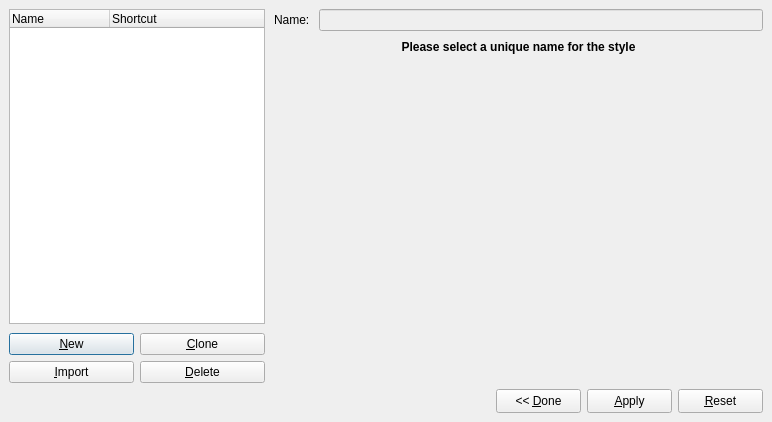
The window that scribus/ui/stylemanager.ui (scribusproject/scribus) describes before a commit, drawn with Qt 5.
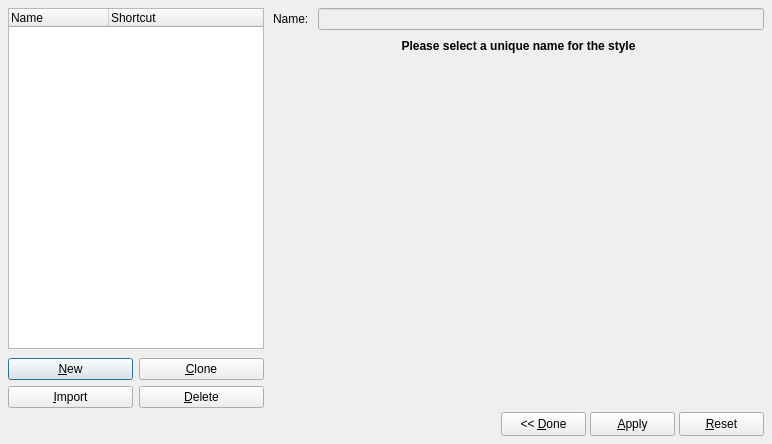
The same window after the commit. Custom widgets are drawn as their Qt base class.

Patch:
```diff
--- a/scribus/ui/stylemanager.ui
+++ b/scribus/ui/stylemanager.ui
@@ -10,30 +10,27 @@
     <x>0</x>
     <y>0</y>
     <width>772</width>
-    <height>422</height>
+    <height>444</height>
    </rect>
   </property>
-  <property name="sizePolicy">
-   <sizepolicy hsizetype="MinimumExpanding" vsizetype="Preferred">
-    <horstretch>0</horstretch>
-    <verstretch>0</verstretch>
-   </sizepolicy>
-  </property>
   <property name="windowTitle">
    <string>Style Manager</string>
   </property>
   <layout class="QVBoxLayout" name="verticalLayout_2">
+   <property name="spacing">
+    <number>4</number>
+   </property>
    <property name="leftMargin">
-    <number>9</number>
+    <number>8</number>
    </property>
    <property name="topMargin">
-    <number>9</number>
+    <number>8</number>
    </property>
    <property name="rightMargin">
-    <number>9</number>
+    <number>8</number>
    </property>
    <property name="bottomMargin">
-    <number>9</number>
+    <number>8</number>
    </property>
    <item>
     <layout class="QHBoxLayout" name="horizontalLayout">
@@ -213,46 +210,7 @@
       </layout>
      </item>
      <item>
-      <widget class="QFrame" name="rightFrame">
-       <property name="minimumSize">
-        <size>
-         <width>472</width>
-         <height>0</height>
-        </size>
-       </property>
-       <property name="frameShape">
-        <enum>QFrame::NoFrame</enum>
-       </property>
-       <property name="frameShadow">
-        <enum>QFrame::Plain</enum>
-       </property>
-       <property name="lineWidth">
-        <number>0</number>
-       </property>
-       <layout class="QVBoxLayout">
-        <property name="spacing">
-         <number>0</number>
-        </property>
-        <property name="leftMargin">
-         <number>0</number>
-        </property>
-        <property name="topMargin">
-         <number>0</number>
-        </property>
-        <property name="rightMargin">
-         <number>0</number>
-        </property>
-        <property name="bottomMargin">
-         <number>0</number>
-        </property>
-        <item>
          <widget class="QFrame" name="editFrame">
-          <property name="sizePolicy">
-           <sizepolicy hsizetype="Expanding" vsizetype="Preferred">
-            <horstretch>0</horstretch>
-            <verstretch>0</verstretch>
-           </sizepolicy>
-          </property>
           <property name="frameShape">
            <enum>QFrame::NoFrame</enum>
           </property>
@@ -309,7 +267,6 @@
              </property>
              <property name="font">
               <font>
-               <weight>75</weight>
                <bold>true</bold>
               </font>
              </property>
@@ -327,14 +284,11 @@
            <item>
             <widget class="QFrame" name="mainFrame">
              <property name="sizePolicy">
-              <sizepolicy hsizetype="Expanding" vsizetype="MinimumExpanding">
+           <sizepolicy hsizetype="MinimumExpanding" vsizetype="MinimumExpanding">
                <horstretch>0</horstretch>
                <verstretch>0</verstretch>
               </sizepolicy>
              </property>
-            </widget>
-           </item>
-          </layout>
          </widget>
         </item>
        </layout>
```
Left out of the diff: 14 changed lines with no effect on the pictures. Lines whose indentation alone changed are shown as unchanged.
